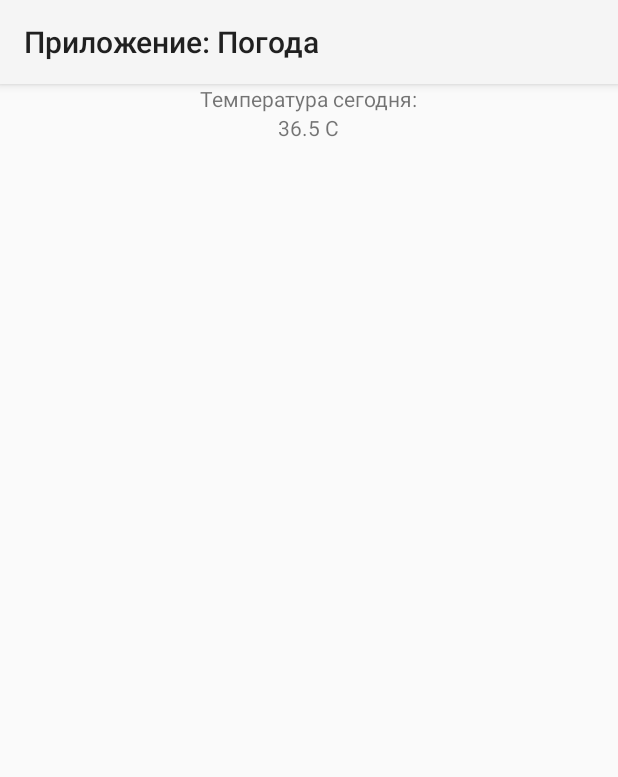
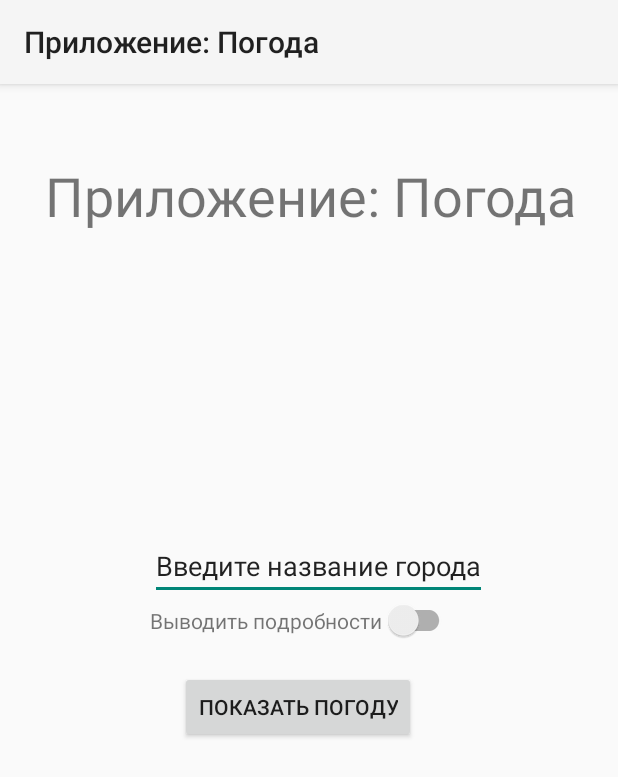
Before and after one commit to RuLiberty/MyWeather, an Android app: the screen it shows after launch (MainActivity), on a phone screen of 412 x 824 dp. Shown: the top 777 px of the screen. Run offline under Robolectric (Android 15) with nearby library versions, the phone set to English and light mode, and no system bars.

Commit message:
Lesson 3 homeWork

```diff
--- a/app/src/main/AndroidManifest.xml
+++ b/app/src/main/AndroidManifest.xml
@@ -9,6 +9,7 @@
         android:roundIcon="@mipmap/ic_launcher_round"
         android:supportsRtl="true"
         android:theme="@style/AppTheme">
+
         <activity android:name=".MainActivity">
             <intent-filter>
                 <action android:name="android.intent.action.MAIN" />
@@ -16,6 +17,9 @@
                 <category android:name="android.intent.category.LAUNCHER" />
             </intent-filter>
         </activity>
+
+        <activity android:name=".ResultActivity"/>
+
     </application>
 
 </manifest>
--- a/app/src/main/java/com/example/myweather/MainActivity.java
+++ b/app/src/main/java/com/example/myweather/MainActivity.java
@@ -1,20 +1,50 @@
 package com.example.myweather;
 
+import android.content.Intent;
 import android.os.Bundle;
 import android.support.v7.app.AppCompatActivity;
+import android.support.v7.widget.SwitchCompat;
 import android.util.Log;
-import android.widget.TextView;
+import android.view.View;
+import android.widget.Button;
+import android.widget.EditText;
 
 public class MainActivity extends AppCompatActivity {
 
-    private TextView textViewTemp;
+    private EditText editTextCity;
+    private Button button;
+    private SwitchCompat switchCompat;
 
     @Override
-    protected void onCreate(Bundle savedInstanceState) {
+    protected void onCreate(final Bundle savedInstanceState) {
         super.onCreate(savedInstanceState);
         setContentView(R.layout.activity_main);
-        textViewTemp = findViewById(R.id.temp);
-        textViewTemp.setText(Double.toString(WeatherData.getTemp()).substring(0,4) + " С");
+
+        // определяем наши элементы
+        editTextCity = findViewById(R.id.name_city);
+        button = findViewById(R.id.btn_show_weather);
+        switchCompat = findViewById(R.id.btn_is_show);
+
+        // задаем слушатель нашей кнопки
+        button.setOnClickListener(new View.OnClickListener() {
+            @Override
+            public void onClick(View v) {
+                WeatherData wd = WeatherData.getInstance();
+                wd.setCity(editTextCity.getText().toString());
+                wd.setIsShow(switchCompat.isChecked());
+                Intent intent = new Intent(MainActivity.this, ResultActivity.class);
+                intent.putExtra("dataWeather", wd);
+                startActivity(intent);
+            }
+        });
+
+        // очистка текстового поля editTextCity
+        editTextCity.setOnClickListener(new View.OnClickListener() {
+            @Override
+            public void onClick(View v) {
+                editTextCity.setText("");
+            }
+        });
     }
 
     @Override
@@ -54,6 +84,6 @@ public class MainActivity extends AppCompatActivity {
     }
 
     private void makeToast(String msg) {
-        Log.d("Lifecycle", msg);
+        Log.d("MainActivity.Lifecycle", msg);
     }
 }
--- a/app/src/main/res/layout/activity_main.xml
+++ b/app/src/main/res/layout/activity_main.xml
@@ -6,19 +6,57 @@
     android:orientation="vertical"
     tools:context=".MainActivity">
 
-    <TextView
-        android:layout_width="wrap_content"
+    <LinearLayout
+        android:layout_width="match_parent"
         android:layout_height="wrap_content"
-        android:id="@+id/main_text"
-        android:text="@string/front_string"
-        android:layout_gravity="center"/>
+        android:orientation="vertical">
 
-    <TextView
-        android:layout_width="wrap_content"
-        android:layout_height="wrap_content"
-        android:id="@+id/temp"
-        android:text="Температура"
-        android:layout_gravity="center"/>
+        <TextView
+            android:layout_width="wrap_content"
+            android:layout_height="wrap_content"
+            android:text="@string/app_name"
+            android:textSize="36sp"
+            android:layout_marginTop="50dp"
+            android:layout_marginStart="30dp"/>
+
+
+        <EditText
+            android:layout_width="wrap_content"
+            android:layout_height="wrap_content"
+            android:id="@+id/name_city"
+            android:text="@string/enter_city"
+            android:layout_marginStart="100dp"
+            android:layout_marginTop="200dp"
+            />
+        <LinearLayout
+            android:layout_width="match_parent"
+            android:layout_height="wrap_content"
+            android:orientation="horizontal">
+
+            <TextView
+                android:layout_width="wrap_content"
+                android:layout_height="wrap_content"
+                android:text="@string/is_show_type_weather"
+                android:layout_marginStart="100dp"/>
+
+            <android.support.v7.widget.SwitchCompat
+                android:id="@+id/btn_is_show"
+                android:layout_width="wrap_content"
+                android:layout_height="wrap_content"/>
+
+        </LinearLayout>
+
+        <Button
+            android:id="@+id/btn_show_weather"
+            android:layout_width="wrap_content"
+            android:layout_height="wrap_content"
+            android:layout_marginStart="120dp"
+            android:layout_marginTop="20dp"
+            android:text="@string/open_second_activity"
+            />
+
+
+    </LinearLayout>
 
 
 </android.support.v7.widget.LinearLayoutCompat>
--- a/app/src/main/res/values/strings.xml
+++ b/app/src/main/res/values/strings.xml
@@ -1,4 +1,7 @@
 <resources>
     <string name="app_name">Приложение: Погода</string>
     <string name="front_string">Температура сегодня:</string>
+    <string name="enter_city">Введите название города</string>
+    <string name="is_show_type_weather">Выводить подробности</string>
+    <string name="open_second_activity">Показать погоду</string>
 </resources>
```
Also changed, not shown: app/src/main/java/com/example/myweather/ResultActivity.java (added, +40 -0 lines), app/src/main/java/com/example/myweather/WeatherData.java (+33 -3 lines), app/src/main/res/layout/activity_result.xml (added, +50 -0 lines).
